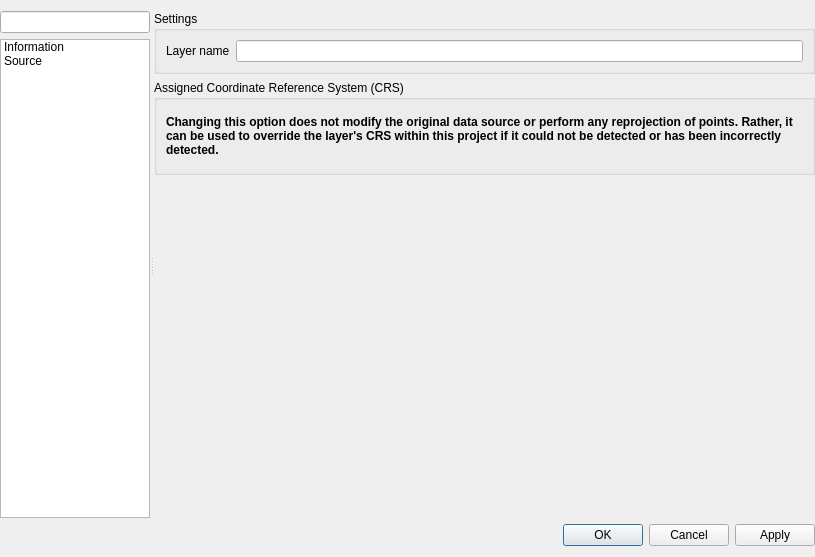
Qt form src/ui/annotations/qgsannotationlayerpropertiesbase.ui (carsmie/QGIS) before a commit.
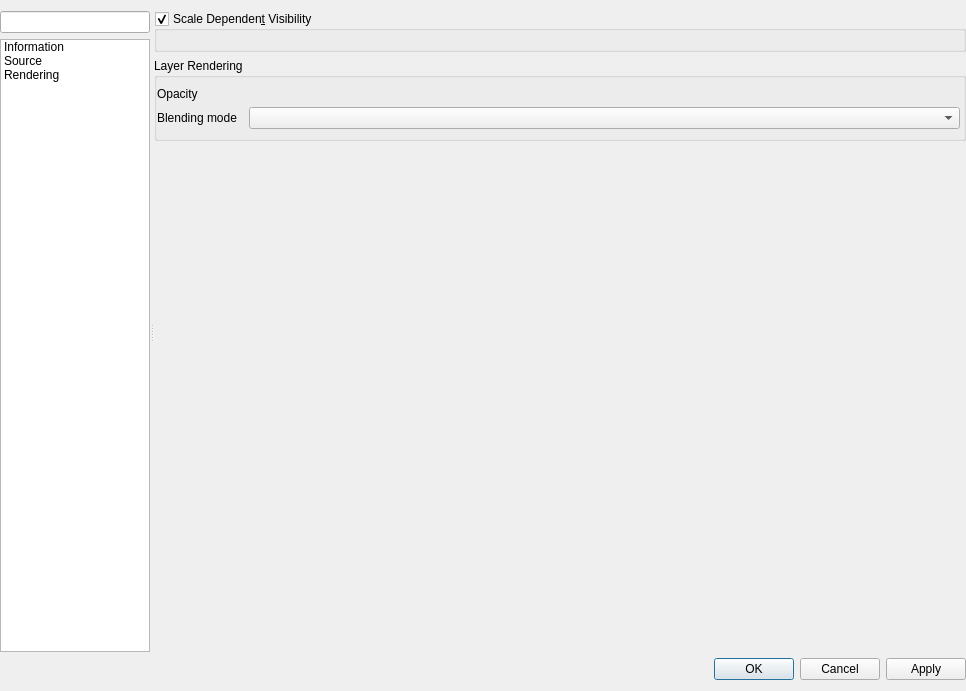
The same form after that commit. Icons and pictures are not drawn. Custom widgets are drawn as their Qt base class.

Commit message: Annotation layer opacity and blend modes can be set through the layer properties dialog

What changed in the file:
```diff
--- a/src/ui/annotations/qgsannotationlayerpropertiesbase.ui
+++ b/src/ui/annotations/qgsannotationlayerpropertiesbase.ui
@@ -6,8 +6,8 @@
    <rect>
     <x>0</x>
     <y>0</y>
-    <width>815</width>
-    <height>557</height>
+    <width>966</width>
+    <height>691</height>
    </rect>
   </property>
   <property name="minimumSize">
@@ -122,6 +122,18 @@
             <normaloff>:/images/themes/default/propertyicons/system.svg</normaloff>:/images/themes/default/propertyicons/system.svg</iconset>
           </property>
          </item>
+         <item>
+          <property name="text">
+           <string>Rendering</string>
+          </property>
+          <property name="toolTip">
+           <string>Rendering</string>
+          </property>
+          <property name="icon">
+           <iconset resource="../../../images/images.qrc">
+            <normaloff>:/images/themes/default/propertyicons/rendering.svg</normaloff>:/images/themes/default/propertyicons/rendering.svg</iconset>
+          </property>
+         </item>
         </widget>
        </item>
       </layout>
@@ -164,7 +176,7 @@
           <enum>QFrame::Plain</enum>
          </property>
          <property name="currentIndex">
-          <number>1</number>
+          <number>2</number>
          </property>
          <widget class="QWidget" name="mOptsPage_Information">
           <layout class="QVBoxLayout" name="verticalLayout_4">
@@ -285,6 +297,146 @@
            </item>
           </layout>
          </widget>
+         <widget class="QWidget" name="page">
+          <layout class="QVBoxLayout" name="verticalLayout_5">
+           <property name="leftMargin">
+            <number>0</number>
+           </property>
+           <property name="topMargin">
+            <number>0</number>
+           </property>
+           <property name="rightMargin">
+            <number>0</number>
+           </property>
+           <property name="bottomMargin">
+            <number>0</number>
+           </property>
+           <item>
+            <widget class="QgsScrollArea" name="scrollArea_19">
+             <property name="frameShape">
+              <enum>QFrame::NoFrame</enum>
+             </property>
+             <property name="widgetResizable">
+              <bool>true</bool>
+             </property>
+             <widget class="QWidget" name="scrollAreaWidgetContents_19">
+              <property name="geometry">
+               <rect>
+                <x>0</x>
+                <y>0</y>
+                <width>812</width>
+                <height>640</height>
+               </rect>
+              </property>
+              <layout class="QVBoxLayout" name="verticalLayout_6">
+               <property name="leftMargin">
+                <number>0</number>
+               </property>
+               <property name="topMargin">
+                <number>0</number>
+               </property>
+               <property name="rightMargin">
+                <number>0</number>
+               </property>
+               <property name="bottomMargin">
+                <number>0</number>
+               </property>
+               <item>
+                <widget class="QgsCollapsibleGroupBox" name="mScaleVisibilityGroupBox">
+                 <property name="title">
+                  <string>Scale Dependen&amp;t Visibility</string>
+                 </property>
+                 <property name="checkable">
+                  <bool>true</bool>
+                 </property>
+                 <layout class="QGridLayout" name="gridLayout_6">
+                  <item row="0" column="0">
+                   <widget class="QgsScaleRangeWidget" name="mScaleRangeWidget" native="true">
+                    <property name="focusPolicy">
+                     <enum>Qt::StrongFocus</enum>
+                    </property>
+                   </widget>
+                  </item>
+                 </layout>
+                </widget>
+               </item>
+               <item>
+                <widget class="QGroupBox" name="mLayerRenderingGroupBox">
+                 <property name="title">
+                  <string>Layer Rendering</string>
+                 </property>
+                 <property name="flat">
+                  <bool>true</bool>
+                 </property>
+                 <property name="checkable">
+                  <bool>false</bool>
+                 </property>
+                 <property name="collapsed" stdset="0">
+                  <bool>true</bool>
+                 </property>
+                 <property name="saveCollapsedState" stdset="0">
+                  <bool>false</bool>
+                 </property>
+                 <layout class="QGridLayout" name="gridLayout_2">
+                  <property name="leftMargin">
+                   <number>0</number>
+                  </property>
+                  <property name="rightMargin">
+                   <number>3</number>
+                  </property>
+                  <item row="1" column="2" colspan="2">
+                   <widget class="QgsBlendModeComboBox" name="mBlendModeComboBox">
+                    <property name="sizePolicy">
+                     <sizepolicy hsizetype="Expanding" vsizetype="Preferred">
+                      <horstretch>4</horstretch>
+                      <verstretch>0</verstretch>
+                     </sizepolicy>
+                    </property>
+                   </widget>
+                  </item>
+                  <item row="0" column="1" colspan="3">
+                   <widget class="QgsOpacityWidget" name="mOpacityWidget" native="true">
+                    <property name="focusPolicy">
+                     <enum>Qt::StrongFocus</enum>
+                    </property>
+                   </widget>
+                  </item>
+                  <item row="0" column="0">
+                   <widget class="QLabel" name="lblTransparency">
+                    <property name="text">
+                     <string>Opacity</string>
+                    </property>
+                   </widget>
+                  </item>
+                  <item row="1" column="0">
+                   <widget class="QLabel" name="lblBlend">
+                    <property name="text">
+                     <string>Blending mode</string>
+                    </property>
+                   </widget>
+                  </item>
+                 </layout>
+                </widget>
+               </item>
+               <item>
+                <spacer name="verticalSpacer_2">
+                 <property name="orientation">
+                  <enum>Qt::Vertical</enum>
+                 </property>
+                 <property name="sizeHint" stdset="0">
+                  <size>
+                   <width>20</width>
+                   <height>40</height>
+                  </size>
+                 </property>
+                </spacer>
+               </item>
+              </layout>
+             </widget>
+            </widget>
+           </item>
+          </layout>
+         </widget>
         </widget>
        </item>
       </layout>
@@ -351,6 +503,28 @@
    <header>qgsprojectionselectionwidget.h</header>
    <container>1</container>
   </customwidget>
+  <customwidget>
+   <class>QgsScrollArea</class>
+   <extends>QScrollArea</extends>
+   <header>qgsscrollarea.h</header>
+   <container>1</container>
+  </customwidget>
+  <customwidget>
+   <class>QgsScaleRangeWidget</class>
+   <extends>QWidget</extends>
+   <header>qgsscalerangewidget.h</header>
+  </customwidget>
+  <customwidget>
+   <class>QgsBlendModeComboBox</class>
+   <extends>QComboBox</extends>
+   <header>qgsblendmodecombobox.h</header>
+  </customwidget>
+  <customwidget>
+   <class>QgsOpacityWidget</class>
+   <extends>QWidget</extends>
+   <header>qgsopacitywidget.h</header>
+   <container>1</container>
+  </customwidget>
  </customwidgets>
  <tabstops>
   <tabstop>mSearchLineEdit</tabstop>
```
The commit also changes 1 other file.
